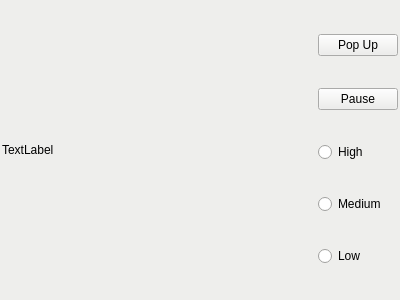
The window that server/onecamera.ui (brianalexander/temp_cam_sockets) describes before a commit, drawn with Qt 5.
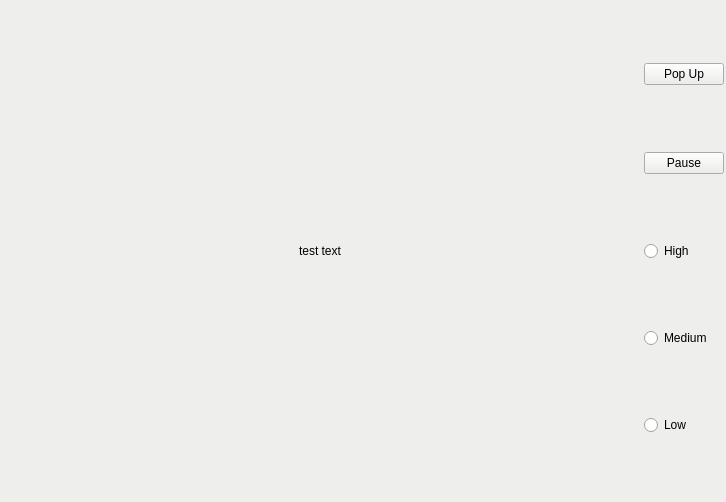
The same window after the commit.

The edit to the form file:
```diff
--- a/server/onecamera.ui
+++ b/server/onecamera.ui
@@ -6,10 +6,16 @@
    <rect>
     <x>0</x>
     <y>0</y>
-    <width>400</width>
-    <height>300</height>
+    <width>726</width>
+    <height>502</height>
    </rect>
   </property>
+  <property name="sizePolicy">
+   <sizepolicy hsizetype="MinimumExpanding" vsizetype="MinimumExpanding">
+    <horstretch>0</horstretch>
+    <verstretch>0</verstretch>
+   </sizepolicy>
+  </property>
   <property name="palette">
    <palette>
     <active>
@@ -459,9 +465,6 @@
    <string notr="true"/>
   </property>
   <layout class="QHBoxLayout" name="horizontalLayout">
-   <property name="spacing">
-    <number>0</number>
-   </property>
    <property name="leftMargin">
     <number>2</number>
    </property>
@@ -476,17 +479,32 @@
    </property>
    <item>
     <widget class="QLabel" name="cameraPic">
+     <property name="enabled">
+      <bool>true</bool>
+     </property>
      <property name="sizePolicy">
-      <sizepolicy hsizetype="Expanding" vsizetype="Expanding">
+      <sizepolicy hsizetype="MinimumExpanding" vsizetype="MinimumExpanding">
        <horstretch>0</horstretch>
        <verstretch>0</verstretch>
       </sizepolicy>
      </property>
+     <property name="minimumSize">
+      <size>
+       <width>0</width>
+       <height>0</height>
+      </size>
+     </property>
      <property name="styleSheet">
       <string notr="true"/>
      </property>
      <property name="text">
-      <string>TextLabel</string>
+      <string>test text</string>
+     </property>
+     <property name="alignment">
+      <set>Qt::AlignCenter</set>
+     </property>
+     <property name="wordWrap">
+      <bool>false</bool>
      </property>
     </widget>
    </item>
```
